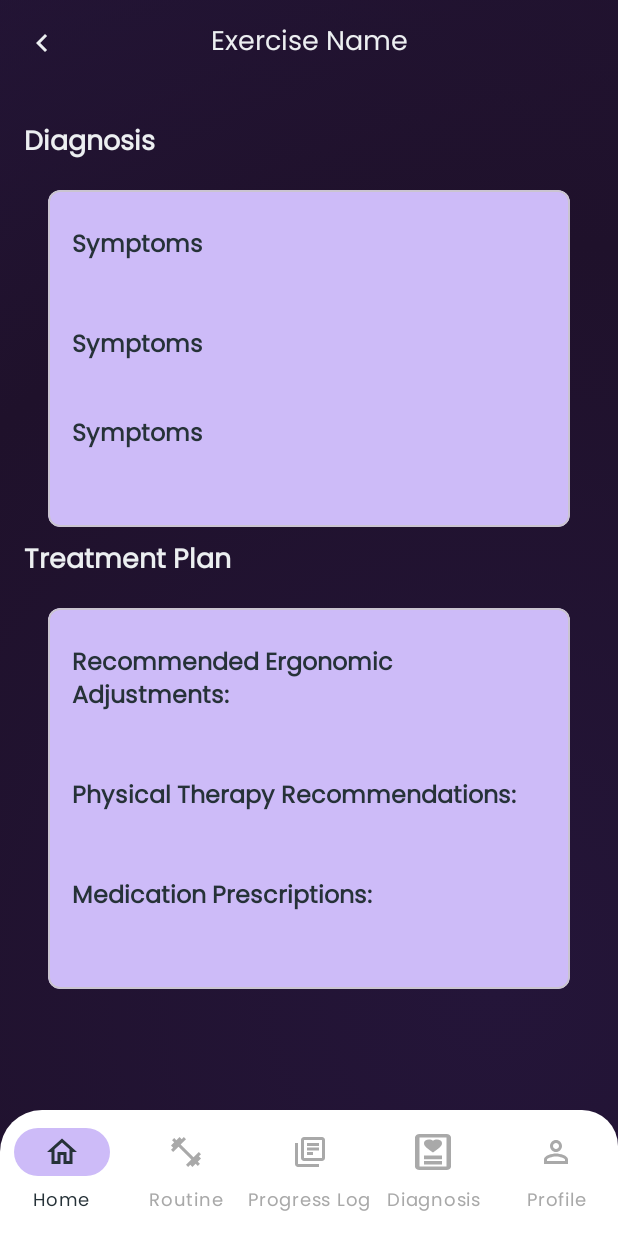
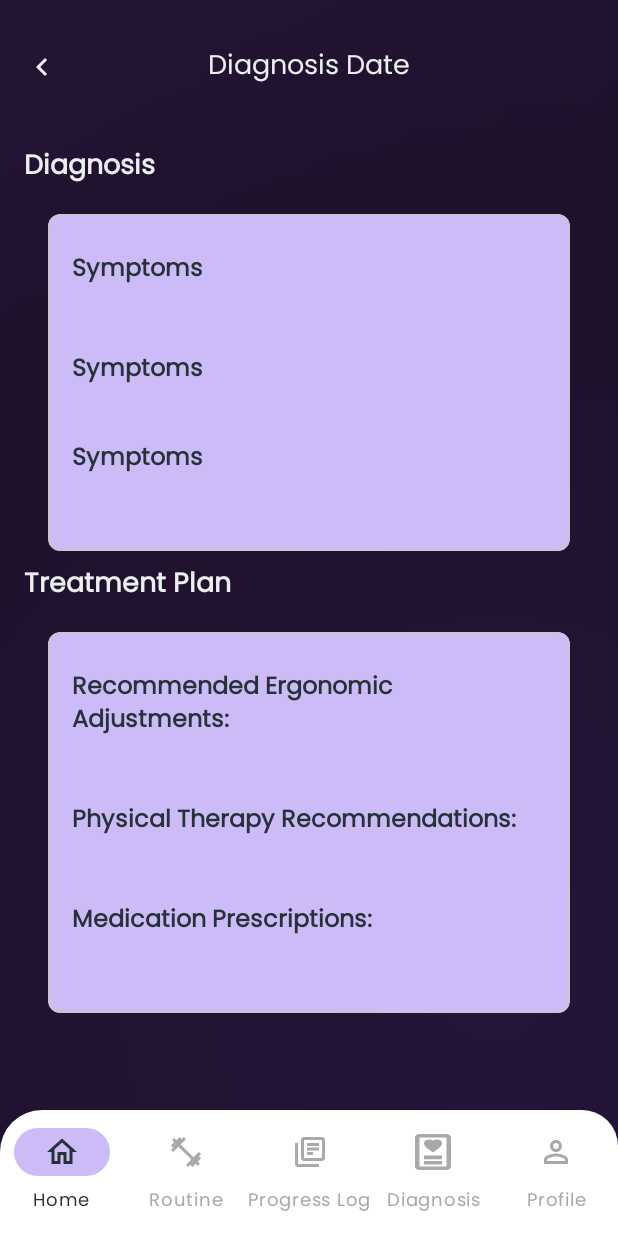
Before and after one commit to denver0619/workwell, an Android app: the fragment DiagnosisDetailFragment placed in its activity, on a phone screen of 412 x 824 dp. Run offline under Robolectric (Android 15) with nearby library versions, the phone set to English and light mode, and no system bars; our stand-ins replace Firebase (no records; nobody signed in at launch, a user with empty details on screens opened directly).

Commit message:
set diagnosis detail title to DiagnosisDate; made no active/inactive routine tv to gray;

```diff
--- a/app/src/main/java/com/digiview/workwell/ui/diagnosis/DiagnosisDetailFragment.java
+++ b/app/src/main/java/com/digiview/workwell/ui/diagnosis/DiagnosisDetailFragment.java
@@ -4,6 +4,7 @@ import android.os.Bundle;
 import android.view.LayoutInflater;
 import android.view.View;
 import android.view.ViewGroup;
+import android.widget.ImageButton;
 import android.widget.TextView;
 import androidx.annotation.NonNull;
 import androidx.annotation.Nullable;
@@ -14,7 +15,7 @@ import com.digiview.workwell.data.models.Diagnosis;
 public class DiagnosisDetailFragment extends Fragment {
 
     private TextView tvSymptoms, tvDiagnosis, tvSeverity;
-    private TextView tvRecommendedErgonomicAdjustment, tvPhysicalTherapyRecommendation, tvMedicationPrescription;
+    private TextView tvRecommendedErgonomicAdjustment, tvPhysicalTherapyRecommendation, tvMedicationPrescription, tvDiagnosisDate;
 
     @Override
     public View onCreateView(@NonNull LayoutInflater inflater, ViewGroup container,
@@ -28,12 +29,18 @@ public class DiagnosisDetailFragment extends Fragment {
         tvRecommendedErgonomicAdjustment = view.findViewById(R.id.tvRecommendedErgonomicAdjustment);
         tvPhysicalTherapyRecommendation = view.findViewById(R.id.tvPhysicalTherapyRecommendation);
         tvMedicationPrescription = view.findViewById(R.id.tvMedicationPrescription);
+        tvDiagnosisDate = view.findViewById(R.id.tvDiagnosisDate);
+        ImageButton btnBack = view.findViewById(R.id.btnBack);
+
+        // Back button functionality
+        btnBack.setOnClickListener(v -> requireActivity().getSupportFragmentManager().popBackStack());
 
         // Get the passed Diagnosis object
         if (getArguments() != null && getArguments().getSerializable("DIAGNOSIS") != null) {
             Diagnosis diagnosis = (Diagnosis) getArguments().getSerializable("DIAGNOSIS");
 
             // Populate the UI
+            tvDiagnosisDate.setText(diagnosis.getFormattedDiagnosisDate());
             tvSymptoms.setText(diagnosis.getSymptoms());
             tvDiagnosis.setText(diagnosis.getDiagnosisResult());
             tvSeverity.setText(diagnosis.getSeverityLevel());
--- a/app/src/main/res/layout/fragment_diagnosis_detail.xml
+++ b/app/src/main/res/layout/fragment_diagnosis_detail.xml
@@ -13,6 +13,7 @@
         android:layout_width="match_parent"
         android:layout_height="wrap_content"
         android:padding="8dp"
+        android:layout_marginTop="16dp"
         app:layout_constraintTop_toTopOf="parent"
         app:layout_constraintStart_toStartOf="parent"
         app:layout_constraintEnd_toEndOf="parent">
@@ -32,10 +33,10 @@
 
         <!-- Exercise Title -->
         <TextView
-            android:id="@+id/tvExerciseTitle"
+            android:id="@+id/tvDiagnosisDate"
             android:layout_width="0dp"
             android:layout_height="wrap_content"
-            android:text="@string/placeholder_exercise_name"
+            android:text="Diagnosis Date"
             android:textSize="18sp"
             android:gravity="center"
             android:singleLine="true"
--- a/app/src/main/res/layout/fragment_routine.xml
+++ b/app/src/main/res/layout/fragment_routine.xml
@@ -67,8 +67,9 @@
                 android:layout_width="match_parent"
                 android:layout_height="wrap_content"
                 android:layout_marginTop="4dp"
+                android:layout_gravity="center"
                 android:text="No active routines available."
-                android:textColor="@color/neutral_white_color"
+                android:textColor="@color/blue_gray"
                 android:textSize="14sp"
                 android:visibility="gone"/>
 
@@ -95,9 +96,10 @@
                 android:id="@+id/tvNoInactiveRoutines"
                 android:layout_width="match_parent"
                 android:layout_height="wrap_content"
+                android:gravity="center"
                 android:layout_marginTop="4dp"
                 android:text="No inactive routines available."
-                android:textColor="@color/neutral_white_color"
+                android:textColor="@color/blue_gray"
                 android:textSize="14sp"
                 android:visibility="gone"/>
 
```
